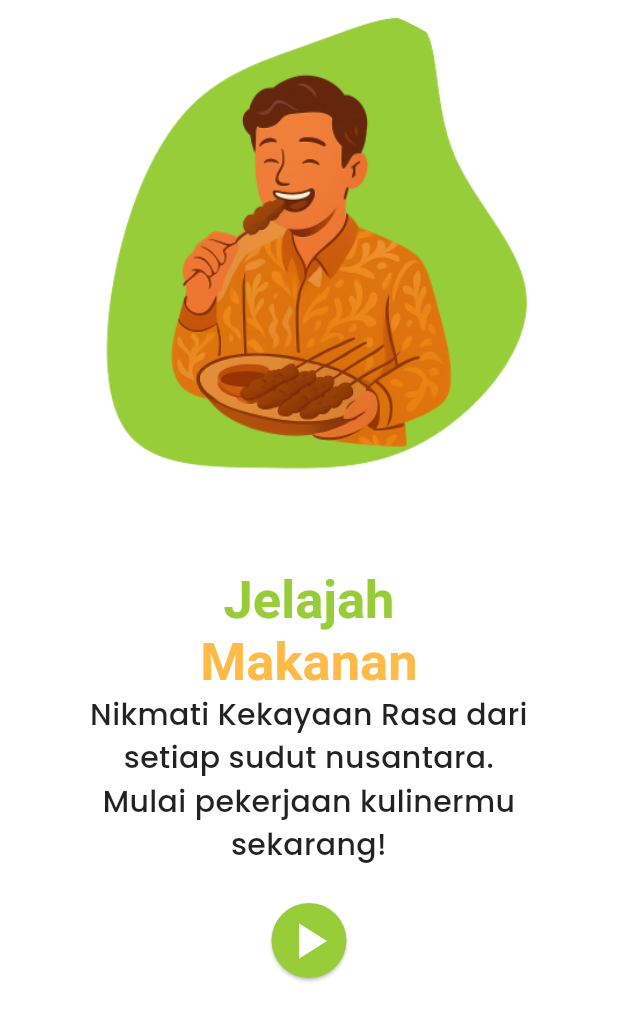
After one commit to BEKUP-Create-2025-B25-PG020/Frontend-Flutter, a Flutter app: the OnboardingScreen screen opened directly, on a phone screen of 412 x 824 dp. The commit adds this screen. Shown: the top 1021 px of the screen. Run offline on Flutter 3.47's test engine with Material 3 defaults, Android fonts, the phone set to English and light mode, and no system bars; our stand-ins replace cached_network_image, flutter_dotenv, flutter_svg, package_info_plus, shared_preferences; accounts and stored records are empty; network calls fail.

Commit message:
Add feature/onboarding_screen

```diff
--- /dev/null
+++ b/lib/feature/onboarding/onboarding_screen.dart
@@ -0,0 +1,83 @@
+import 'package:flutter/material.dart';
+
+class OnboardingScreen extends StatelessWidget {
+  const OnboardingScreen({super.key});
+
+  @override
+  Widget build(BuildContext context) {
+    return Scaffold(
+      backgroundColor: Colors.white,
+      body: SafeArea(
+        child: Column(
+          mainAxisAlignment: MainAxisAlignment.start,
+          crossAxisAlignment: CrossAxisAlignment.center,
+          children: [
+            ClipOval(
+              child: Image.asset(
+                'assets/image/onboard.png',
+                width: 340,
+                height: 380,
+                fit: BoxFit.cover,
+              ),
+            ),
+
+            RichText(
+              textAlign: TextAlign.center,
+              text: const TextSpan(
+                style: TextStyle(
+                  fontFamily: 'Poppins',
+                  fontSize: 35,
+                  fontWeight: FontWeight.bold,
+                ),
+                children: [
+                  TextSpan(
+                    text: 'Jelajah\n',
+                    style: TextStyle(color: Color(0xFF96CD39)),
+                  ),
+                  TextSpan(
+                    text: 'Makanan',
+                    style: TextStyle(color: Color(0xFFFFBA47)),
+                  ),
+                ],
+              ),
+            ),
+
+            Padding(
+              padding: const EdgeInsets.symmetric(horizontal: 24),
+              child: const Text(
+                "Nikmati Kekayaan Rasa dari\nsetiap sudut nusantara.\nMulai pekerjaan kulinermu sekarang!",
+                textAlign: TextAlign.center,
+                style: TextStyle(
+                  fontFamily: 'Poppins',
+                  fontSize: 20,
+                  fontWeight: FontWeight.w500,
+                  color: Colors.black87,
+                ),
+              ),
+            ),
+
+            const SizedBox(height: 24),
+
+            SizedBox(
+              width: 50,
+              height: 50,
+              child: ElevatedButton(
+                style: ElevatedButton.styleFrom(
+                  backgroundColor: const Color(0xFF96CD39),
+                  shape: const CircleBorder(),
+                  padding: EdgeInsets.zero,
+                ),
+                onPressed: () {},
+                child: const Icon(
+                  Icons.play_arrow,
+                  color: Colors.white,
+                  size: 40,
+                ),
+              ),
+            ),
+          ],
+        ),
+      ),
+    );
+  }
+}
--- a/lib/main.dart
+++ b/lib/main.dart
@@ -7,6 +7,7 @@ import 'package:mantra_application/common/static/navigation_route.dart';
 import 'package:mantra_application/common/style/theme/mantra_theme.dart';
 import 'package:mantra_application/core/data/service/http_service.dart';
 import 'package:mantra_application/feature/detail/detail_screen.dart';
+import 'package:mantra_application/feature/onboarding/onboarding_screen.dart';
 import 'package:mantra_application/feature/settings/screen/about_screen.dart';
 import 'package:mantra_application/feature/settings/screen/settings_screen.dart';
 import 'package:mantra_application/feature/provider/explore_list_provider.dart';
```
Also changed, not shown: assets/image/Jelajah-Makanan.png (added), assets/image/onboard.png (added).
